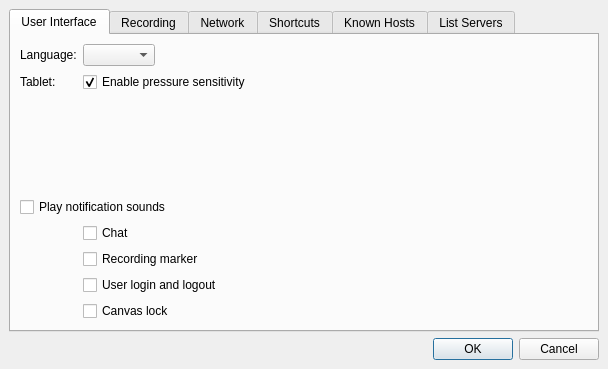
This is src/client/ui/settings.ui in drawpile/Drawpile as Qt 5 draws it before an edit. The edited form follows.
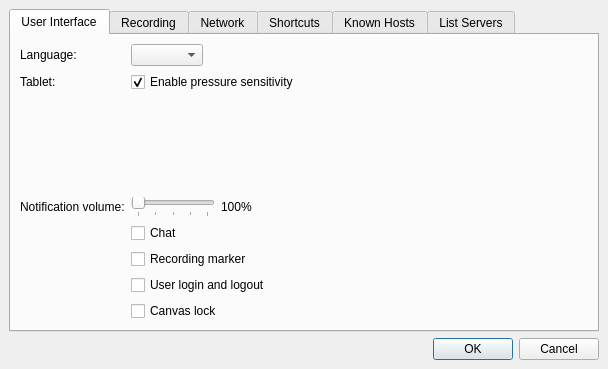
This is the edited form. Icons and pictures are not drawn.

Commit message: Add notification sound volume control

Diff of the .ui file:
```diff
--- a/src/client/ui/settings.ui
+++ b/src/client/ui/settings.ui
@@ -82,35 +82,68 @@
          </property>
         </spacer>
        </item>
-       <item row="5" column="0" colspan="2">
-        <widget class="QCheckBox" name="notificationSounds">
+       <item row="5" column="0">
+        <widget class="QLabel" name="label_9">
          <property name="text">
-          <string>Play notification sounds</string>
+          <string>Notification volume:</string>
          </property>
         </widget>
        </item>
-       <item row="6" column="1">
+       <item row="5" column="1">
+        <layout class="QHBoxLayout" name="horizontalLayout_4">
+         <item>
+          <widget class="QSlider" name="notificationVolume">
+           <property name="sizePolicy">
+            <sizepolicy hsizetype="Preferred" vsizetype="Fixed">
+             <horstretch>0</horstretch>
+             <verstretch>0</verstretch>
+            </sizepolicy>
+           </property>
+           <property name="maximum">
+            <number>100</number>
+           </property>
+           <property name="orientation">
+            <enum>Qt::Horizontal</enum>
+           </property>
+           <property name="tickPosition">
+            <enum>QSlider::TicksBelow</enum>
+           </property>
+           <property name="tickInterval">
+            <number>25</number>
+           </property>
+          </widget>
+         </item>
+         <item>
+          <widget class="QLabel" name="volumeLabel">
+           <property name="text">
+            <string notr="true">100%</string>
+           </property>
+          </widget>
+         </item>
+        </layout>
+       </item>
+       <item row="9" column="1">
         <widget class="QCheckBox" name="notifChat">
          <property name="text">
           <string>Chat</string>
          </property>
         </widget>
        </item>
-       <item row="7" column="1">
+       <item row="10" column="1">
         <widget class="QCheckBox" name="notifMarker">
          <property name="text">
           <string>Recording marker</string>
          </property>
         </widget>
        </item>
-       <item row="8" column="1">
+       <item row="11" column="1">
         <widget class="QCheckBox" name="notifLogin">
          <property name="text">
           <string>User login and logout</string>
          </property>
         </widget>
        </item>
-       <item row="9" column="1">
+       <item row="12" column="1">
         <widget class="QCheckBox" name="notifLock">
          <property name="text">
           <string>Canvas lock</string>
```
Left out of the diff: 64 changed lines with no effect on the pictures. The commit also changes 3 other files.
